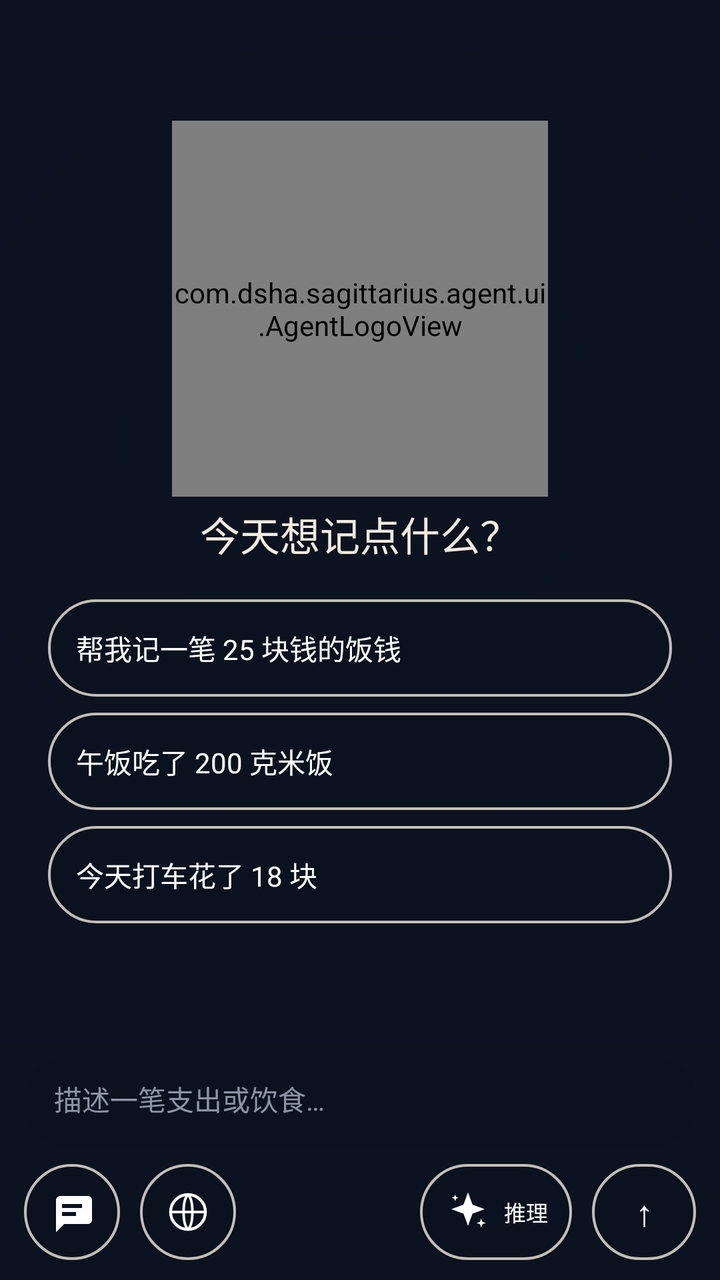
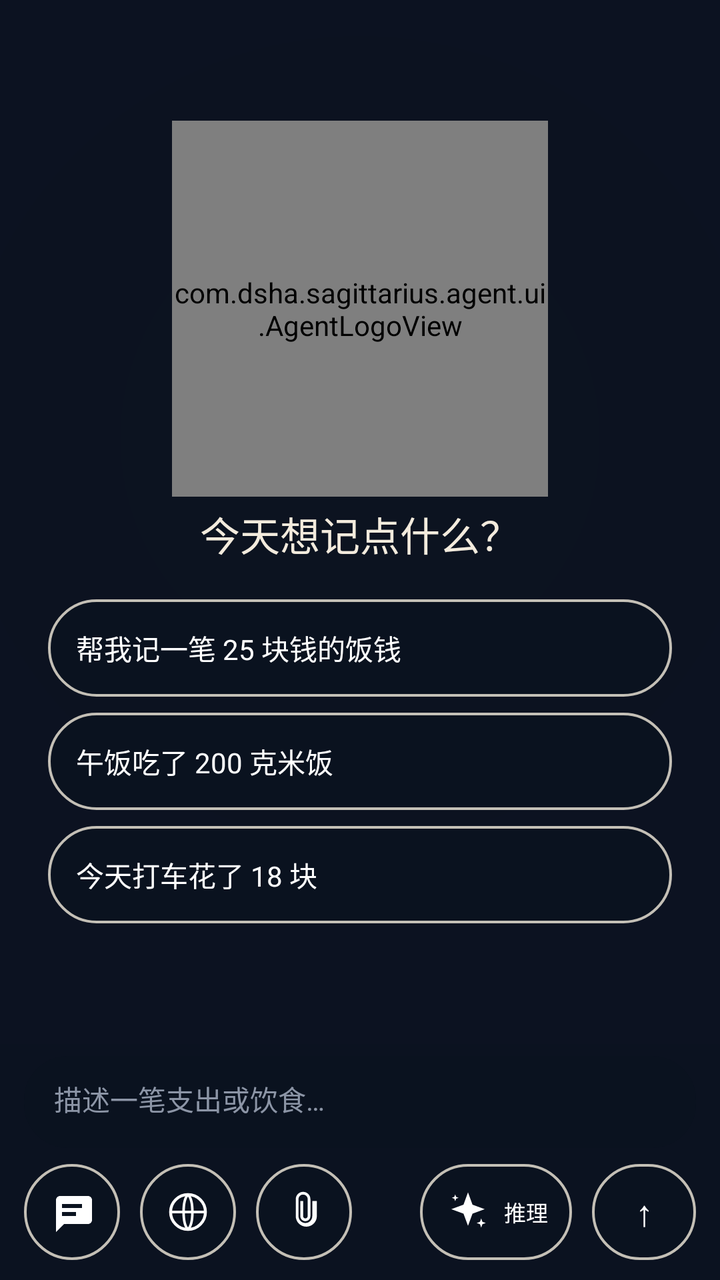

Two renders of the same Android screen: before a commit and after it. Below are the layout's source before the change and the commit's diff.
<!-- AndroidManifest.xml: application theme Theme.Sagittarius -->
<!-- res/layout/fragment_agent_chat.xml -->
<?xml version="1.0" encoding="utf-8"?>
<FrameLayout xmlns:android="http://schemas.android.com/apk/res/android"
    android:id="@+id/chatRoot"
    android:layout_width="match_parent"
    android:layout_height="match_parent"
    android:clipChildren="false">

    <LinearLayout
        android:layout_width="match_parent"
        android:layout_height="match_parent"
        android:orientation="vertical">

        <FrameLayout
            android:layout_width="match_parent"
            android:layout_height="0dp"
            android:layout_weight="1"
            android:clipChildren="false"
            android:clipToPadding="false">

            <androidx.recyclerview.widget.RecyclerView
                android:id="@+id/recyclerChat"
                android:layout_width="match_parent"
                android:layout_height="match_parent"
                android:clipToPadding="false"
                android:paddingStart="12dp"
                android:paddingTop="4dp"
                android:paddingEnd="12dp"
                android:paddingBottom="8dp" />

            <LinearLayout
                android:id="@+id/emptyPanel"
                android:layout_width="match_parent"
                android:layout_height="match_parent"
                android:layout_gravity="center"
                android:background="@drawable/bg_agent_empty"
                android:gravity="center"
                android:orientation="vertical"
                android:paddingStart="24dp"
                android:paddingEnd="24dp">

                <com.dsha.sagittarius.agent.ui.AgentLogoView
                    android:layout_width="188dp"
                    android:layout_height="188dp"
                    android:layout_marginBottom="4dp" />

                <TextView
                    android:layout_width="wrap_content"
                    android:layout_height="wrap_content"
                    android:text="@string/agent_empty_title"
                    android:textColor="?attr/blTextPrimary"
                    android:textSize="20sp" />

                <TextView
                    android:id="@+id/chipExpense"
                    android:layout_width="match_parent"
                    android:layout_height="wrap_content"
                    android:layout_marginTop="18dp"
                    android:background="@drawable/bg_agent_ink_border"
                    android:padding="14dp"
                    android:text="@string/agent_example_expense"
                    android:textColor="#FFFFFF"
                    android:textSize="14sp" />

                <TextView
                    android:id="@+id/chipDiet"
                    android:layout_width="match_parent"
                    android:layout_height="wrap_content"
                    android:layout_marginTop="8dp"
                    android:background="@drawable/bg_agent_ink_border"
                    android:padding="14dp"
                    android:text="@string/agent_example_diet"
                    android:textColor="#FFFFFF"
                    android:textSize="14sp" />

                <TextView
                    android:id="@+id/chipTaxi"
                    android:layout_width="match_parent"
                    android:layout_height="wrap_content"
                    android:layout_marginTop="8dp"
                    android:background="@drawable/bg_agent_ink_border"
                    android:padding="14dp"
                    android:text="@string/agent_example_taxi"
                    android:textColor="#FFFFFF"
                    android:textSize="14sp" />
            </LinearLayout>

            <TextView
                android:id="@+id/btnScrollBottom"
                android:layout_width="wrap_content"
                android:layout_height="38dp"
                android:layout_gravity="bottom|center_horizontal"
                android:layout_marginBottom="6dp"
                android:background="@drawable/bg_agent_ink_border"
                android:paddingStart="14dp"
                android:paddingEnd="14dp"
                android:gravity="center"
                android:text="↓"
                android:textColor="#FFFFFF"
                android:textSize="16sp"
                android:visibility="gone" />

            <TextView
                android:id="@+id/btnRetry"
                android:layout_width="wrap_content"
                android:layout_height="34dp"
                android:layout_gravity="bottom|center_horizontal"
                android:layout_marginBottom="52dp"
                android:background="@drawable/bg_agent_ink_border"
                android:gravity="center"
                android:paddingStart="14dp"
                android:paddingEnd="14dp"
                android:text="@string/agent_retry"
                android:textColor="#FFFFFF"
                android:textSize="12sp"
                android:visibility="gone" />
        </FrameLayout>

        <LinearLayout
            android:id="@+id/dock"
            android:layout_width="match_parent"
            android:layout_height="wrap_content"
            android:clipChildren="false"
            android:clipToPadding="false"
            android:orientation="vertical"
            android:paddingStart="12dp"
            android:paddingTop="6dp"
            android:paddingEnd="12dp"
            android:paddingBottom="10dp">

            <EditText
                android:id="@+id/etInput"
                android:layout_width="match_parent"
                android:layout_height="wrap_content"
                android:background="@drawable/bg_agent_ink"
                android:gravity="top|start"
                android:hint="@string/agent_input_hint"
                android:imeOptions="actionNone"
                android:inputType="textCapSentences|textMultiLine"
                android:maxLines="4"
                android:minHeight="46dp"
                android:paddingStart="15dp"
                android:paddingTop="11dp"
                android:paddingEnd="15dp"
                android:paddingBottom="11dp"
                android:textColor="#F2F5FA"
                android:textColorHint="#8C95A6"
                android:textSize="14sp" />

            <LinearLayout
                android:layout_width="match_parent"
                android:layout_height="wrap_content"
                android:layout_marginTop="8dp"
                android:clipChildren="false"
                android:clipToPadding="false"
                android:gravity="center_vertical"
                android:orientation="horizontal">

                <ImageView
                    android:id="@+id/btnSessions"
                    android:layout_width="48dp"
                    android:layout_height="48dp"
                    android:layout_marginEnd="10dp"
                    android:background="@drawable/bg_agent_ink_border"
                    android:contentDescription="@string/agent_sessions"
                    android:padding="11dp"
                    android:scaleType="centerInside"
                    android:src="@drawable/ic_sessions_silhouette" />

                <ImageView
                    android:id="@+id/btnWebSearch"
                    android:layout_width="48dp"
                    android:layout_height="48dp"
                    android:background="@drawable/bg_agent_ink_border"
                    android:contentDescription="@string/agent_web_search"
                    android:padding="13dp"
                    android:scaleType="centerInside"
                    android:src="@drawable/ic_agent_web" />

                <Space
                    android:layout_width="0dp"
                    android:layout_height="1dp"
                    android:layout_weight="1" />

                <TextView
                    android:id="@+id/btnReasoning"
                    android:layout_width="wrap_content"
                    android:layout_height="48dp"
                    android:layout_marginEnd="10dp"
                    android:background="@drawable/bg_agent_ink_border"
                    android:drawableStart="@drawable/ic_agent_reasoning"
                    android:drawablePadding="6dp"
                    android:drawableTint="#FFFFFF"
                    android:gravity="center"
                    android:minWidth="74dp"
                    android:paddingStart="12dp"
                    android:paddingEnd="12dp"
                    android:singleLine="true"
                    android:text="@string/agent_reasoning_short"
                    android:textColor="#FFFFFF"
                    android:textSize="11sp" />

                <TextView
                    android:id="@+id/btnSend"
                    android:layout_width="52dp"
                    android:layout_height="48dp"
                    android:background="@drawable/bg_agent_ink_border"
                    android:contentDescription="@string/agent_send"
                    android:gravity="center"
                    android:text="↑"
                    android:textColor="#FFFFFF"
                    android:textSize="18sp" />
            </LinearLayout>
        </LinearLayout>
    </LinearLayout>

    <FrameLayout
        android:id="@+id/capsuleHost"
        android:layout_width="match_parent"
        android:layout_height="match_parent"
        android:clipChildren="false"
        android:visibility="gone" />
</FrameLayout>
<!-- resources referenced by this layout -->
<resources>
  <!-- drawable bg_agent_ink (drawable) -->
  <?xml version="1.0" encoding="utf-8"?>
  <shape xmlns:android="http://schemas.android.com/apk/res/android"
      android:shape="rectangle">
      <solid android:color="#E60B1220" />
      <corners android:radius="22dp" />
  </shape>
  <string name="agent_empty_title">今天想记点什么？</string>
  <string name="agent_example_diet">午饭吃了 200 克米饭</string>
  <string name="agent_example_expense">帮我记一笔 25 块钱的饭钱</string>
  <string name="agent_example_taxi">今天打车花了 18 块</string>
  <string name="agent_input_hint">描述一笔支出或饮食…</string>
  <string name="agent_reasoning_short">推理</string>
  <string name="agent_retry">重试</string>
  <string name="agent_send">发送</string>
  <string name="agent_sessions">切换会话</string>
  <string name="agent_web_search">联网搜索</string>
  <style name="Theme.Sagittarius" parent="Theme.Sagittarius.Black" />
  <!-- drawable bg_screen_black (drawable) -->
  <?xml version="1.0" encoding="utf-8"?>
  <layer-list xmlns:android="http://schemas.android.com/apk/res/android">
      <item>
          <shape android:shape="rectangle">
              <solid android:color="#0B1220" />
          </shape>
      </item>
  </layer-list>
  <color name="bg_deep">#0A0F1D</color>
  <style name="ThemeOverlay.Sagittarius.Dialog" parent="ThemeOverlay.Material3.MaterialAlertDialog">
          <item name="colorSurface">#182134</item>
          <item name="colorOnSurface">@color/text_primary</item>
          <item name="colorPrimary">@color/accent_teal</item>
      </style>
  <!-- drawable bg_input (drawable) -->
  <?xml version="1.0" encoding="utf-8"?>
  <shape xmlns:android="http://schemas.android.com/apk/res/android" android:shape="rectangle">
      <solid android:color="?attr/blInputFill" />
      <corners android:radius="16dp" />
      <stroke android:width="1dp" android:color="?attr/blInputStroke" />
  </shape>
  <!-- drawable bg_search (drawable) -->
  <?xml version="1.0" encoding="utf-8"?>
  <shape xmlns:android="http://schemas.android.com/apk/res/android" android:shape="rectangle">
      <solid android:color="?attr/blInputFill" />
      <corners android:radius="16dp" />
      <stroke android:width="1dp" android:color="?attr/blInputStroke" />
  </shape>
  <!-- drawable bg_metric_tile (drawable) -->
  <?xml version="1.0" encoding="utf-8"?>
  <shape xmlns:android="http://schemas.android.com/apk/res/android" android:shape="rectangle">
      <solid android:color="?attr/blMetricTile" />
      <corners android:radius="14dp" />
      <stroke android:width="1dp" android:color="?attr/blDivider" />
  </shape>
  <!-- drawable bg_icon_circle (drawable) -->
  <?xml version="1.0" encoding="utf-8"?>
  <shape xmlns:android="http://schemas.android.com/apk/res/android" android:shape="oval">
      <solid android:color="?attr/blIconCircle" />
  </shape>
  <!-- drawable bg_glass_icon_button (drawable) -->
  <?xml version="1.0" encoding="utf-8"?>
  <shape xmlns:android="http://schemas.android.com/apk/res/android" android:shape="rectangle">
      <solid android:color="?attr/blIconButton" />
      <corners android:radius="14dp" />
      <stroke android:width="1dp" android:color="?attr/blDivider" />
  </shape>
  <color name="text_primary">#F8FAFC</color>
  <color name="accent_teal">#34E7C4</color>
  <!-- unchanged entries left out for length: 12 -->
</resources>

<!-- the commit's change to res/layout/fragment_agent_chat.xml (unified diff, before → after) -->
@@ -127,6 +127,22 @@
             android:paddingEnd="12dp"
             android:paddingBottom="10dp">
 
+            <HorizontalScrollView
+                android:id="@+id/attachmentScroll"
+                android:layout_width="match_parent"
+                android:layout_height="wrap_content"
+                android:layout_marginBottom="6dp"
+                android:overScrollMode="never"
+                android:scrollbars="none"
+                android:visibility="gone">
+
+                <LinearLayout
+                    android:id="@+id/attachmentRow"
+                    android:layout_width="wrap_content"
+                    android:layout_height="wrap_content"
+                    android:orientation="horizontal" />
+            </HorizontalScrollView>
+
             <EditText
                 android:id="@+id/etInput"
                 android:layout_width="match_parent"
@@ -170,11 +186,22 @@
                     android:id="@+id/btnWebSearch"
                     android:layout_width="48dp"
                     android:layout_height="48dp"
+                    android:layout_marginEnd="10dp"
                     android:background="@drawable/bg_agent_ink_border"
                     android:contentDescription="@string/agent_web_search"
                     android:padding="13dp"
                     android:scaleType="centerInside"
                     android:src="@drawable/ic_agent_web" />
+
+                <ImageView
+                    android:id="@+id/btnAttach"
+                    android:layout_width="48dp"
+                    android:layout_height="48dp"
+                    android:background="@drawable/bg_agent_ink_border"
+                    android:contentDescription="@string/agent_attach"
+                    android:padding="13dp"
+                    android:scaleType="centerInside"
+                    android:src="@drawable/ic_agent_attach" />
 
                 <Space
                     android:layout_width="0dp"
<!-- resource entries referenced after the edit -->
@@ -7,6 +7,18 @@
       <solid android:color="#E60B1220" />
       <corners android:radius="22dp" />
   </shape>
+  <!-- drawable ic_agent_attach (drawable) -->
+  <?xml version="1.0" encoding="utf-8"?>
+  <vector xmlns:android="http://schemas.android.com/apk/res/android"
+      android:width="24dp"
+      android:height="24dp"
+      android:viewportWidth="24"
+      android:viewportHeight="24">
+      <path
+          android:fillColor="#FFFFFF"
+          android:pathData="M16.5,6v8.25c0,2.07 -1.68,3.75 -3.75,3.75S9,16.32 9,14.25V5c0,-1.38 1.12,-2.5 2.5,-2.5S14,3.62 14,5v9.25c0,0.69 -0.56,1.25 -1.25,1.25s-1.25,-0.56 -1.25,-1.25V6H10v8.25c0,1.52 1.23,2.75 2.75,2.75s2.75,-1.23 2.75,-2.75V5c0,-2.21 -1.79,-4 -4,-4S7.5,2.79 7.5,5v9.25c0,3.17 2.58,5.75 5.75,5.75s5.75,-2.58 5.75,-5.75V6H16.5z" />
+  </vector>
+  <string name="agent_attach">上传附件</string>
   <string name="agent_empty_title">今天想记点什么？</string>
   <string name="agent_example_diet">午饭吃了 200 克米饭</string>
   <string name="agent_example_expense">帮我记一笔 25 块钱的饭钱</string>
